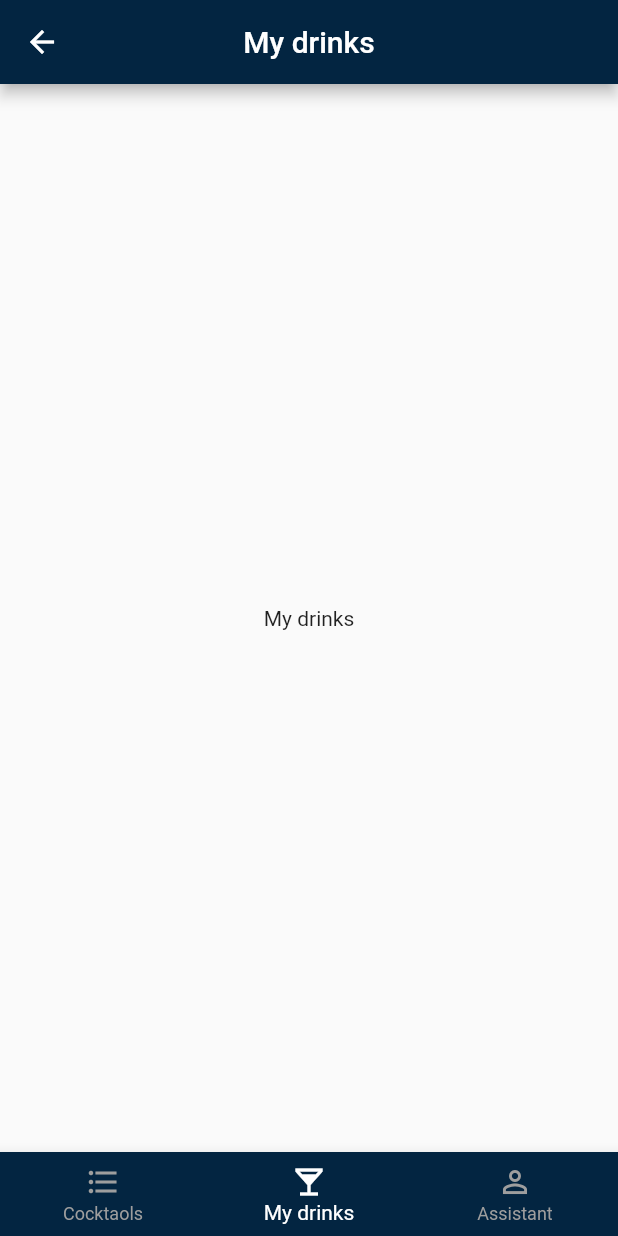
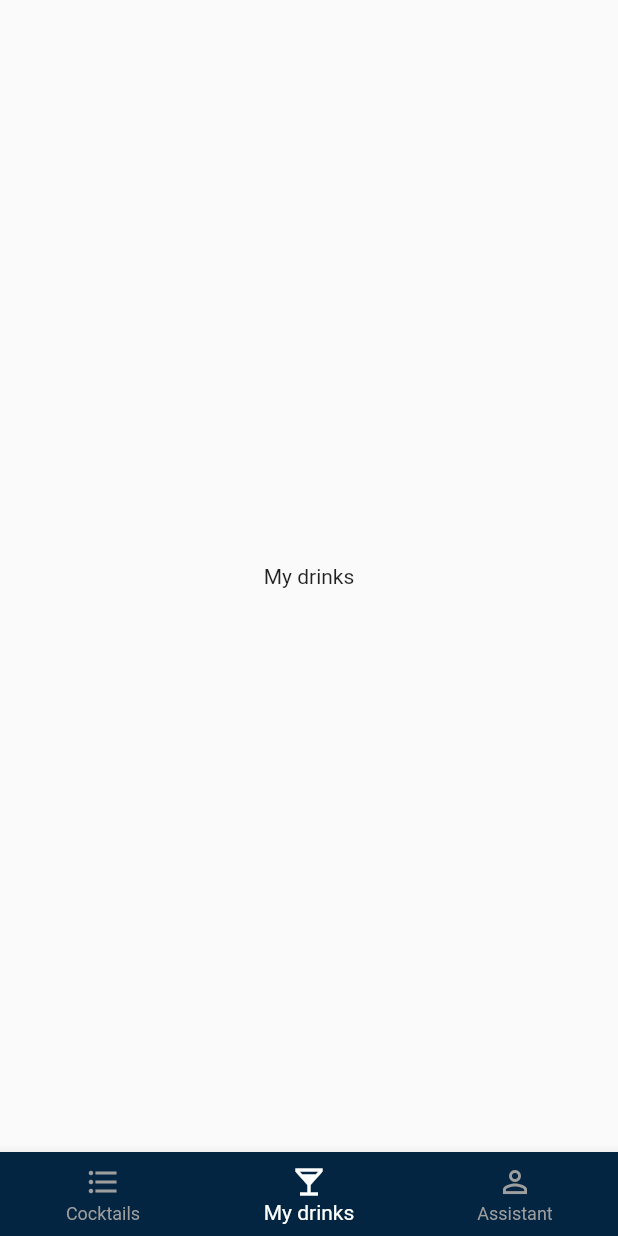
Before and after one commit to Smouki92/My_Bar, a Flutter app: the MainScreenWidget screen opened by its route, item 2 of the bottom bar chosen, on a phone screen of 412 x 824 dp. Run offline on Flutter 3.47's test engine with Material 2 defaults, Android fonts, the phone set to English and light mode, and no system bars.

Commit message:
made a screen layout

```diff
--- a/lib/widgets/main_screen/main_screen_widget.dart
+++ b/lib/widgets/main_screen/main_screen_widget.dart
@@ -1,4 +1,5 @@
 import 'package:flutter/material.dart';
+import 'package:my_bar/widgets/cocktails_list/cocktails_list_widget.dart';
 
 class MainScreenWidget extends StatefulWidget {
   const MainScreenWidget({Key? key}) : super(key: key);
@@ -10,9 +11,7 @@ class MainScreenWidget extends StatefulWidget {
 class _MainScreenWidgetState extends State<MainScreenWidget> {
   int _selectedTab = 0;
   static const List<Widget> _widgetOptions = <Widget>[
-    Text(
-      'Cocktaols',
-    ),
+        CocktailsListWidget(),
     Text(
       'My drinks',
     ),
@@ -31,10 +30,6 @@ class _MainScreenWidgetState extends State<MainScreenWidget> {
   @override
   Widget build(BuildContext context) {
     return Scaffold(
-      appBar: AppBar(
-        title:  _widgetOptions[_selectedTab],
-        centerTitle: true,
-      ),
       body: Center(
         child: _widgetOptions[_selectedTab],
       ),
@@ -43,7 +38,7 @@ class _MainScreenWidgetState extends State<MainScreenWidget> {
         items: const [
           BottomNavigationBarItem(
             icon: Icon(Icons.format_list_bulleted),
-            label: 'Cocktaols',
+            label: 'Cocktails',
           ),
           BottomNavigationBarItem(
             icon: Icon(Icons.local_bar_sharp),
```
Also changed, not shown: lib/widgets/cocktails_list/cocktails_list_widget.dart (added, +56 -0 lines), pubspec.yaml (+4 -4 lines), pubspec.lock, 1 other file.
